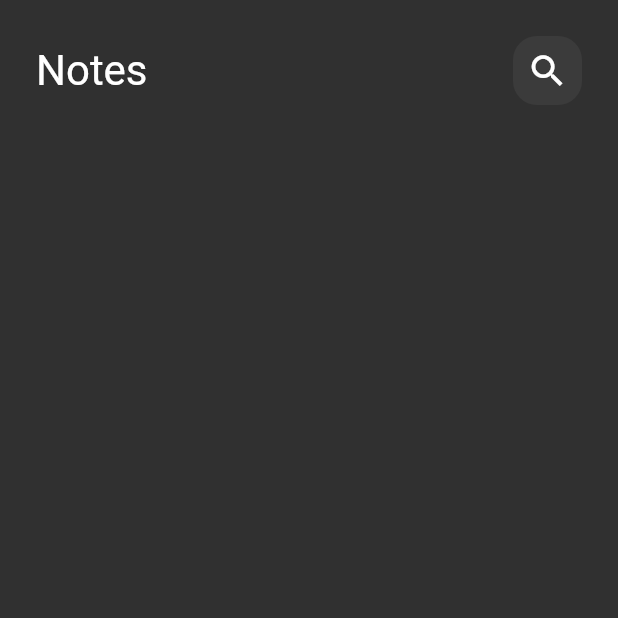
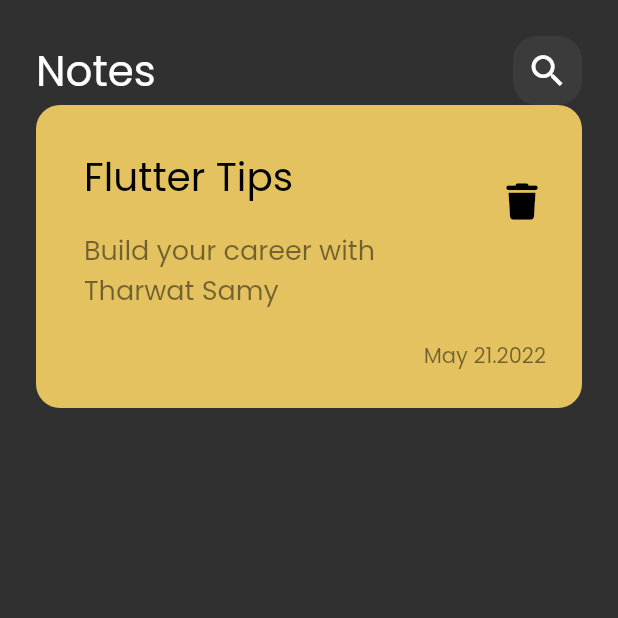
Before and after one commit to dimiana17/notes_app, a Flutter app: the screen it shows after launch, on a phone screen of 412 x 824 dp, the top half of it. Run offline on Flutter 3.47's test engine with Material 2 defaults, Android fonts, the phone set to English and light mode, and no system bars; our stand-ins replace font_awesome_flutter.

Commit message:
create listtile

```diff
--- a/lib/main.dart
+++ b/lib/main.dart
@@ -12,6 +12,7 @@ class NoteApp extends StatelessWidget {
     return MaterialApp(
       debugShowCheckedModeBanner: false,
       theme: ThemeData(
+        fontFamily: 'Poppins',
         brightness: Brightness.dark
         //scaffoldBackgroundColor:
       ),
--- a/lib/views/widgets/notes_view_body.dart
+++ b/lib/views/widgets/notes_view_body.dart
@@ -1,16 +1,66 @@
 import 'package:flutter/material.dart';
+import 'package:font_awesome_flutter/font_awesome_flutter.dart';
 import 'package:note_app/views/widgets/custom_app_bar.dart';
+
 class NotesViewBody extends StatelessWidget {
   const NotesViewBody({super.key});
 
   @override
   Widget build(BuildContext context) {
+    return const Padding(
+      padding: EdgeInsets.symmetric(vertical: 24, horizontal: 24),
+      child: Column(
+        children: [CustomAppBar(), NoteItem()],
+      ),
+    );
+  }
+}
 
-    return const Padding(
-      padding: EdgeInsets.symmetric(vertical: 24,horizontal: 24),
+class NoteItem extends StatelessWidget {
+  const NoteItem({super.key});
+
+  @override
+  Widget build(BuildContext context) {
+    return Container(
+      padding: const EdgeInsets.only(top: 24, bottom: 24, left: 16),
+      decoration: BoxDecoration(
+          color: const Color(0xffE3C25F),
+          borderRadius: BorderRadius.circular(16)),
       child: Column(
+        crossAxisAlignment: CrossAxisAlignment.end,
         children: [
-          CustomAppBar()
+          ListTile(
+            title: const Text(
+              'Flutter Tips',
+              style: TextStyle(color: Colors.black, fontSize: 26),
+            ),
+            subtitle: Padding(
+              padding: const EdgeInsets.only(top: 16),
+              child: Text(
+                'Build your career with Tharwat Samy',
+                style: TextStyle(
+                  color: Colors.black.withOpacity(.5),
+                  fontSize: 18,
+                ),
+              ),
+            ),
+            trailing: IconButton(
+              onPressed: () {},
+              icon: const Icon(
+                FontAwesomeIcons.trash,
+                color: Colors.black,
+                size: 24,
+              ),
+            ),
+          ),
+          Padding(
+            padding: const EdgeInsets.only(right: 24, top: 16),
+            child: Text(
+              'May 21.2022',
+              style:
+                  TextStyle(color: Colors.black.withOpacity(.5), fontSize: 14),
+            ),
+          )
         ],
       ),
     );
```
Also changed, not shown: pubspec.yaml (+7 -12 lines), assets/fonts/Poppins-Regular.ttf (added), pubspec.lock.
